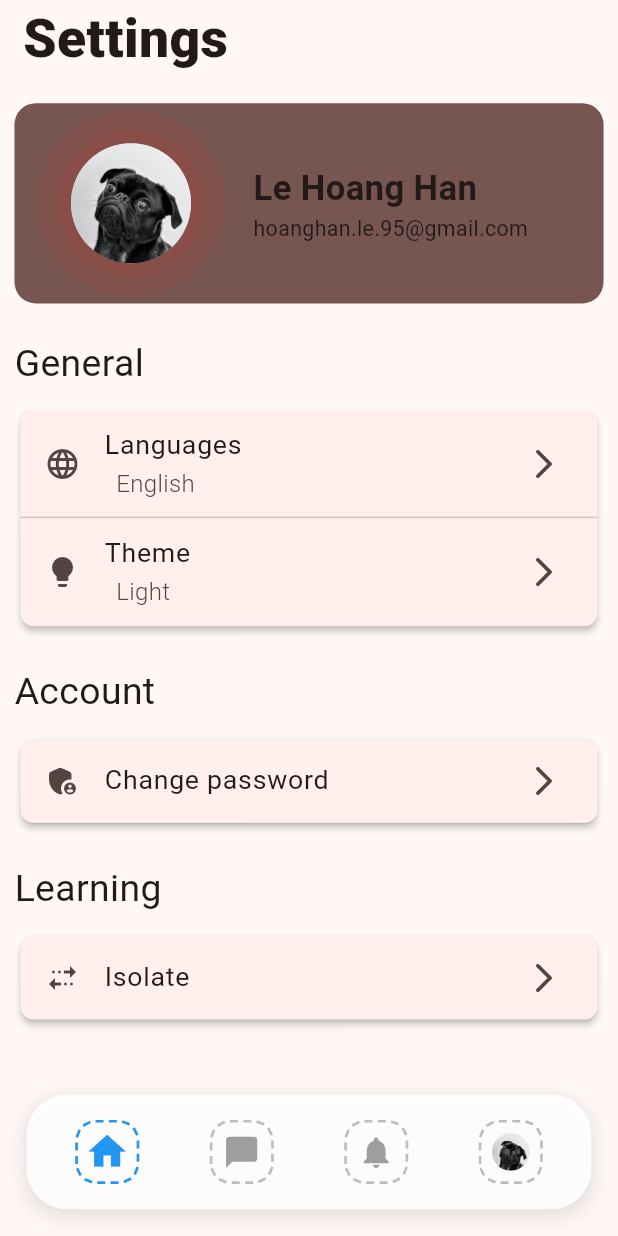
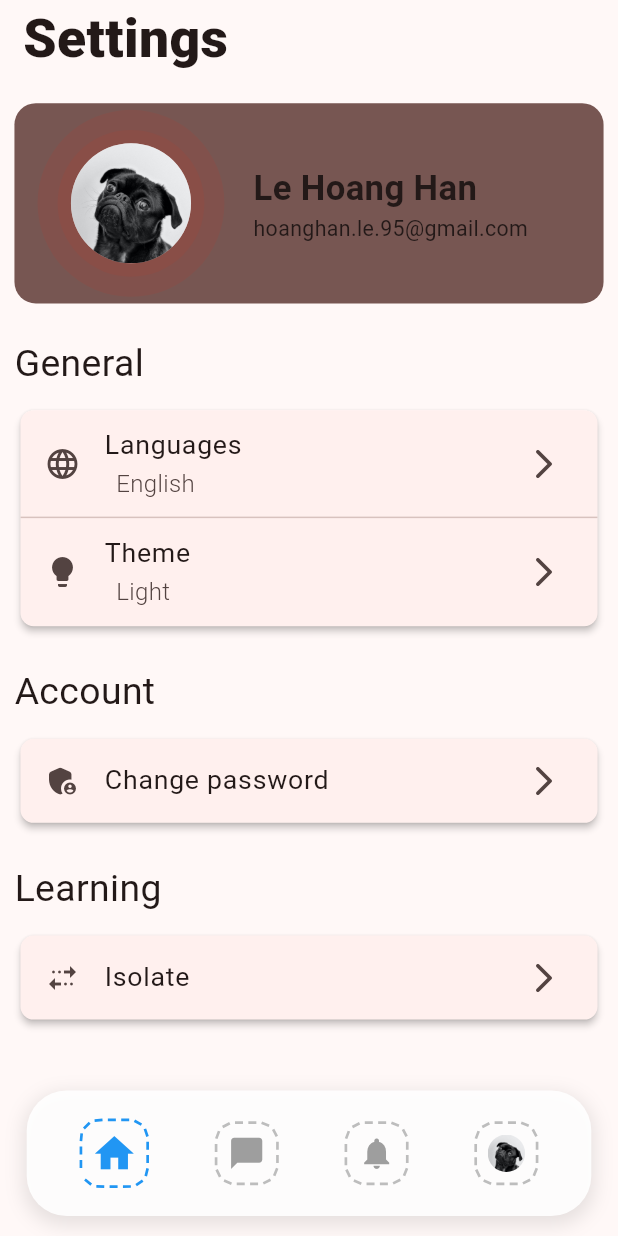
Before and after one commit to LHHan/base_project, a Flutter app: the screen it shows after launch, swiped to page 4, on a phone screen of 412 x 824 dp. Run offline on Flutter 3.47's test engine with Material 3 defaults, Android fonts, the light colour scheme and no system bars; our stand-ins replace dio, flutter_native_splash, flutter_screenutil, flutter_svg, get, get_storage and 2 more; statements that could not run were skipped.

Commit message:
[Mod] Update

```diff
--- a/lib/app/widgets/w_bottom_nav_bar.dart
+++ b/lib/app/widgets/w_bottom_nav_bar.dart
@@ -16,8 +16,8 @@ class WBottomNavBar extends StatelessWidget {
   @override
   Widget build(BuildContext context) {
     return Container(
-      margin: EdgeInsets.symmetric(vertical: 20, horizontal: 20).r,
-      padding: EdgeInsets.symmetric(vertical: 10, horizontal: 10).r,
+      margin: EdgeInsets.symmetric(vertical: 15, horizontal: 20).r,
+      padding: EdgeInsets.symmetric(vertical: 12, horizontal: 15).r,
       decoration: BoxDecoration(
         color: Colors.white.withValues(alpha: 0.9),
         borderRadius: BorderRadius.circular(30.r),
@@ -49,7 +49,7 @@ class WBottomNavBar extends StatelessWidget {
     return GestureDetector(
       onTap: () => onTabSelected(index),
       child: AnimatedContainer(
-        duration: Duration(milliseconds: 300),
+        duration: const Duration(milliseconds: 300),
         curve: Curves.easeInOut,
         padding: EdgeInsets.all(10.r),
         decoration: BoxDecoration(
@@ -62,14 +62,15 @@ class WBottomNavBar extends StatelessWidget {
           strokeWidth: 2.r,
           borderRadius: 14.r,
           child: AnimatedScale(
-            scale: isSelected ? 1.2 : 1.0,
-            duration: Duration(milliseconds: 300),
+            scale: isSelected ? 1.25 : 1.0,
+            duration: const Duration(milliseconds: 250),
             curve: Curves.easeInOut,
+            child: CircleAvatar(
+              radius: isSelected ? 16.r : 14.r,
+              backgroundImage: isAvatar ? AssetImage(AppAssets().imDog) : null,
+              backgroundColor: Colors.transparent,
               child: isAvatar
-                ? CircleAvatar(
-                    radius: 14.r,
-                    backgroundImage: AssetImage(AppAssets().imDog),
-                  )
+                  ? null
                   : Icon(
                       icon,
                       size: 28.r,
@@ -78,6 +79,7 @@ class WBottomNavBar extends StatelessWidget {
             ),
           ),
         ),
+      ),
     );
   }
 }
```
Lines whose indentation alone changed are shown as unchanged.
